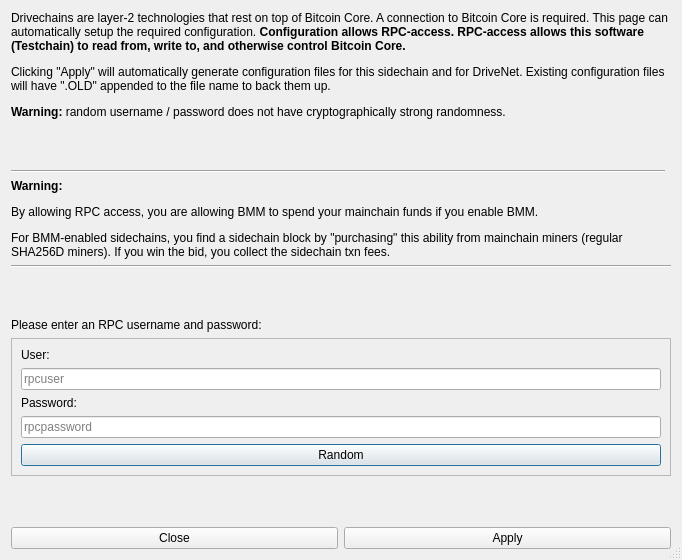
This is src/qt/forms/confgeneratordialog.ui in skydogenet/sidechains as Qt 5 draws it before an edit. The edited form follows.
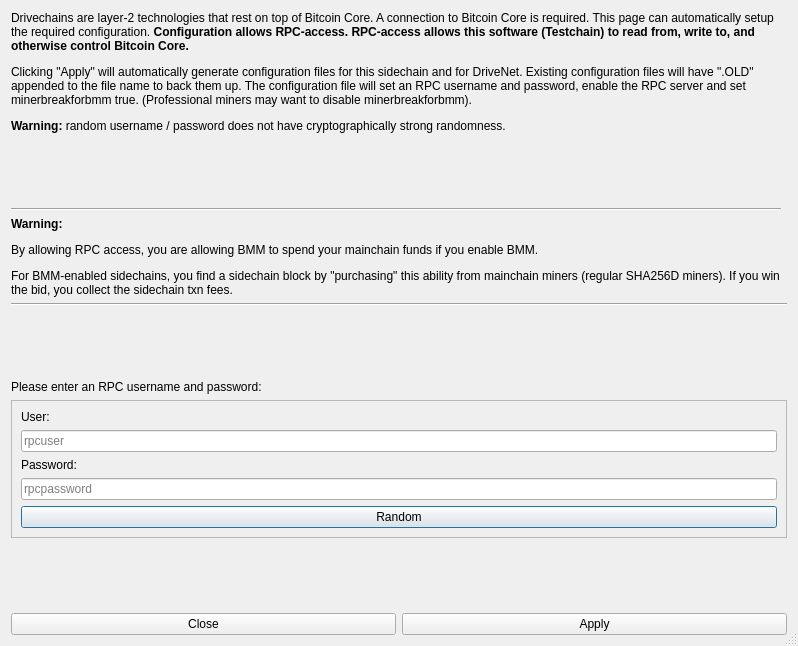
This is the edited form. Icons and pictures are not drawn.

Commit message: Conf Gen add minerbreakforbmm & update comments

```diff
--- a/src/qt/forms/confgeneratordialog.ui
+++ b/src/qt/forms/confgeneratordialog.ui
@@ -6,8 +6,8 @@
    <rect>
     <x>0</x>
     <y>0</y>
-    <width>682</width>
-    <height>560</height>
+    <width>798</width>
+    <height>646</height>
    </rect>
   </property>
   <property name="windowTitle">
@@ -120,7 +120,7 @@
    <item row="0" column="0" colspan="2">
     <widget class="QLabel" name="label">
      <property name="text">
-      <string>&lt;html&gt;&lt;head/&gt;&lt;body&gt;&lt;p&gt;Drivechains are layer-2 technologies that rest on top of Bitcoin Core. A connection to Bitcoin Core is required. This page can automatically setup the required configuration. &lt;span style=&quot; font-weight:600;&quot;&gt;Configuration allows RPC-access. RPC-access allows this software (Testchain) to read from, write to, and otherwise control Bitcoin Core.&lt;/span&gt;&lt;/p&gt;&lt;p&gt;Clicking &amp;quot;Apply&amp;quot; will automatically generate configuration files for this sidechain and for DriveNet. Existing configuration files will have &amp;quot;.OLD&amp;quot; appended to the file name to back them up.&lt;/p&gt;&lt;p&gt;&lt;span style=&quot; font-weight:600;&quot;&gt;Warning:&lt;/span&gt; random username / password does not have cryptographically strong randomness.&lt;/p&gt;&lt;/body&gt;&lt;/html&gt;</string>
+      <string>&lt;html&gt;&lt;head/&gt;&lt;body&gt;&lt;p&gt;Drivechains are layer-2 technologies that rest on top of Bitcoin Core. A connection to Bitcoin Core is required. This page can automatically setup the required configuration. &lt;span style=&quot; font-weight:600;&quot;&gt;Configuration allows RPC-access. RPC-access allows this software (Testchain) to read from, write to, and otherwise control Bitcoin Core.&lt;/span&gt;&lt;/p&gt;&lt;p&gt;Clicking &amp;quot;Apply&amp;quot; will automatically generate configuration files for this sidechain and for DriveNet. Existing configuration files will have &amp;quot;.OLD&amp;quot; appended to the file name to back them up. The configuration file will set an RPC username and password, enable the RPC server and set minerbreakforbmm true. (Professional miners may want to disable minerbreakforbmm). &lt;/p&gt;&lt;p&gt;&lt;span style=&quot; font-weight:600;&quot;&gt;Warning:&lt;/span&gt; random username / password does not have cryptographically strong randomness.&lt;/p&gt;&lt;/body&gt;&lt;/html&gt;</string>
      </property>
      <property name="textFormat">
       <enum>Qt::AutoText</enum>
```
The commit also changes 1 other file.
